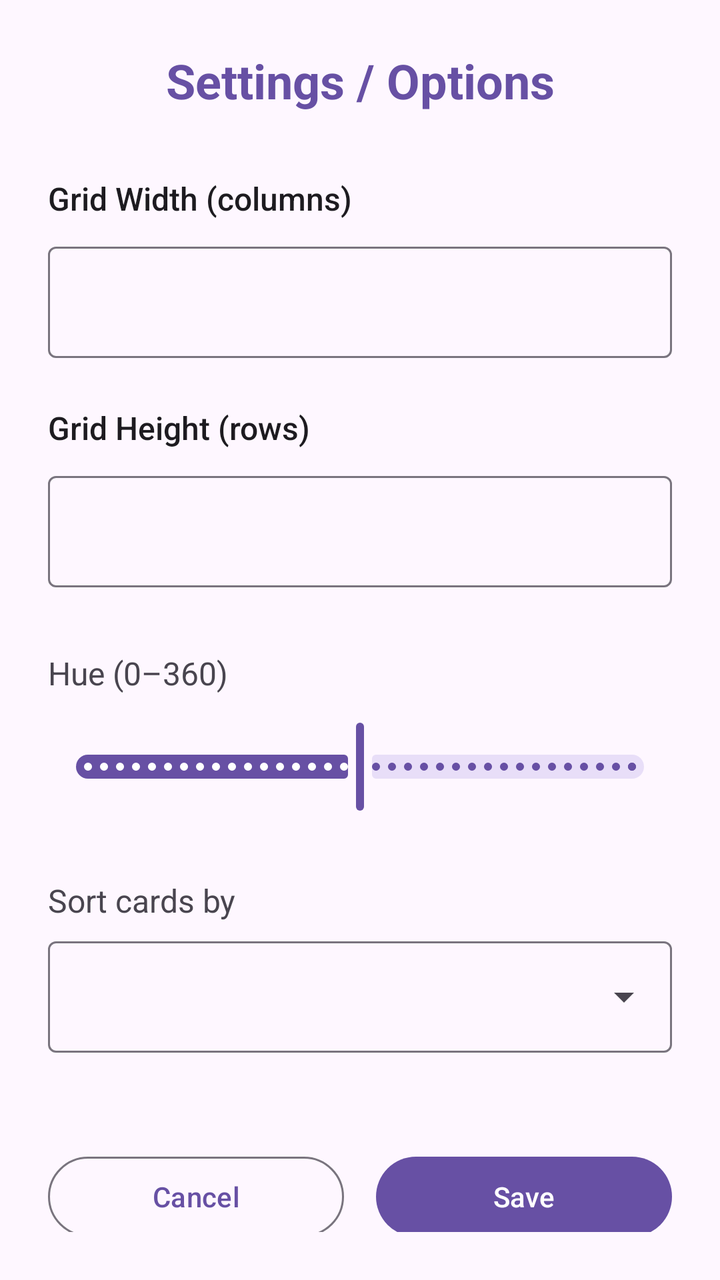
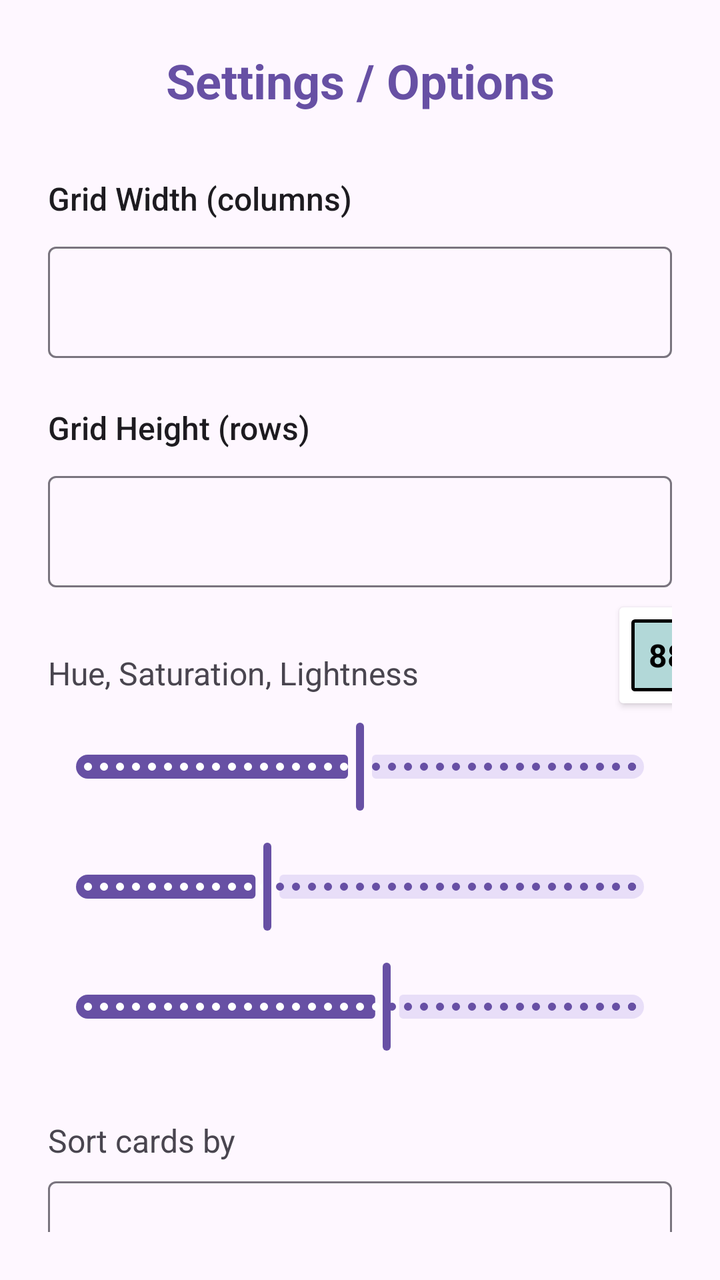

The first picture is an Android layout as it rendered before a commit; the second is the same layout after the commit. The layout source and the unified diff follow.
<!-- AndroidManifest.xml: application theme Theme.BingoApp -->
<!-- res/layout/activity_menu.xml -->
<?xml version="1.0" encoding="utf-8"?>
<androidx.constraintlayout.widget.ConstraintLayout
    xmlns:android="http://schemas.android.com/apk/res/android"
    xmlns:app="http://schemas.android.com/apk/res-auto"
    android:layout_width="match_parent"
    android:layout_height="match_parent"
    android:padding="24dp">

    <TextView
        android:id="@+id/tv_title"
        android:layout_width="wrap_content"
        android:layout_height="wrap_content"
        android:text="Settings / Options"
        android:textSize="24sp"
        android:textStyle="bold"
        android:textColor="?attr/colorPrimary"
        app:layout_constraintTop_toTopOf="parent"
        app:layout_constraintStart_toStartOf="parent"
        app:layout_constraintEnd_toEndOf="parent" />

    
    <TextView
        android:id="@+id/label_width"
        android:layout_width="wrap_content"
        android:layout_height="wrap_content"
        android:layout_marginTop="32dp"
        android:text="Grid Width (columns)"
        android:textSize="16sp"
        android:textColor="?attr/colorOnSurface"
        android:fontFamily="sans-serif-medium"
        app:layout_constraintTop_toBottomOf="@id/tv_title"
        app:layout_constraintStart_toStartOf="parent" />

    <com.google.android.material.textfield.TextInputLayout
        android:id="@+id/til_width"
        android:layout_width="0dp"
        android:layout_height="wrap_content"
        android:layout_marginTop="8dp"
        app:layout_constraintTop_toBottomOf="@id/label_width"
        app:layout_constraintStart_toStartOf="parent"
        app:layout_constraintEnd_toEndOf="parent">

        <com.google.android.material.textfield.TextInputEditText
            android:id="@+id/et_width"
            android:layout_width="match_parent"
            android:layout_height="wrap_content"
            android:inputType="number"
            android:maxLength="3"
            android:imeOptions="actionNext" />
    </com.google.android.material.textfield.TextInputLayout>

    
    <TextView
        android:id="@+id/label_height"
        android:layout_width="wrap_content"
        android:layout_height="wrap_content"
        android:layout_marginTop="24dp"
        android:text="Grid Height (rows)"
        android:textSize="16sp"
        android:textColor="?attr/colorOnSurface"
        android:fontFamily="sans-serif-medium"
        app:layout_constraintTop_toBottomOf="@id/til_width"
        app:layout_constraintStart_toStartOf="parent" />

    <com.google.android.material.textfield.TextInputLayout
        android:id="@+id/til_height"
        android:layout_width="0dp"
        android:layout_height="wrap_content"
        android:layout_marginTop="8dp"
        app:layout_constraintTop_toBottomOf="@id/label_height"
        app:layout_constraintStart_toStartOf="parent"
        app:layout_constraintEnd_toEndOf="parent">

        <com.google.android.material.textfield.TextInputEditText
            android:id="@+id/et_height"
            android:layout_width="match_parent"
            android:layout_height="wrap_content"
            android:inputType="number"
            android:maxLength="3"
            android:imeOptions="actionDone" />
    </com.google.android.material.textfield.TextInputLayout>

    <TextView
        android:id="@+id/tv_hue_label"
        android:layout_width="wrap_content"
        android:layout_height="wrap_content"
        android:layout_marginTop="32dp"
        android:text="Hue (0–360)"
        android:textSize="16sp"
        app:layout_constraintTop_toBottomOf="@id/til_height"
        app:layout_constraintStart_toStartOf="parent" />

    <com.google.android.material.slider.Slider
        android:id="@+id/slider_hue"
        android:layout_width="0dp"
        android:layout_height="wrap_content"
        android:layout_marginTop="12dp"
        android:stepSize="1.0"
        app:tickColorActive="@color/white"
        android:value="180.0"
        android:valueFrom="0.0"
        android:valueTo="360.0"
        app:labelBehavior="floating"
        app:layout_constraintEnd_toEndOf="parent"
        app:layout_constraintHorizontal_bias="0.0"
        app:layout_constraintStart_toStartOf="parent"
        app:layout_constraintTop_toBottomOf="@id/tv_hue_label"
        app:trackHeight="12dp" />

    <TextView
        android:id="@+id/tv_sort_label"
        android:layout_width="wrap_content"
        android:layout_height="wrap_content"
        android:layout_marginTop="32dp"
        android:text="Sort cards by"
        android:textSize="16sp"
        app:layout_constraintTop_toBottomOf="@id/slider_hue"
        app:layout_constraintStart_toStartOf="parent" />

    <com.google.android.material.textfield.TextInputLayout
        android:id="@+id/til_sort"
        android:layout_width="0dp"
        android:layout_height="wrap_content"
        android:layout_marginTop="58dp"
        style="@style/Widget.Material3.TextInputLayout.OutlinedBox.ExposedDropdownMenu"
        app:layout_constraintTop_toBottomOf="@id/slider_hue"
        app:layout_constraintStart_toStartOf="parent"
        app:layout_constraintEnd_toEndOf="parent"
        app:hintEnabled="true"
        app:startIconDrawable="@null">  

        <AutoCompleteTextView
            android:id="@+id/actv_sort"
            android:layout_width="match_parent"
            android:layout_height="wrap_content"
            android:inputType="none"
            android:cursorVisible="false" />
    </com.google.android.material.textfield.TextInputLayout>

    <com.google.android.material.button.MaterialButton
        android:id="@+id/btn_cancel"
        android:layout_width="0dp"
        android:layout_height="wrap_content"
        android:layout_marginTop="48dp"
        android:layout_marginEnd="8dp"
        android:text="Cancel"
        style="@style/Widget.Material3.Button.OutlinedButton"
        app:layout_constraintTop_toBottomOf="@id/til_sort"
        app:layout_constraintStart_toStartOf="parent"
        app:layout_constraintEnd_toStartOf="@id/btn_save"
        app:layout_constraintHorizontal_weight="1" />

    <com.google.android.material.button.MaterialButton
        android:id="@+id/btn_save"
        android:layout_width="0dp"
        android:layout_height="wrap_content"
        android:layout_marginStart="8dp"
        android:text="Save"
        app:layout_constraintTop_toTopOf="@id/btn_cancel"
        app:layout_constraintBottom_toBottomOf="@id/btn_cancel"
        app:layout_constraintStart_toEndOf="@id/btn_cancel"
        app:layout_constraintEnd_toEndOf="parent"
        app:layout_constraintHorizontal_weight="1" />

</androidx.constraintlayout.widget.ConstraintLayout>
<!-- resources referenced by this layout -->
<resources>
  <color name="white">#FFFFFFFF</color>
  <style name="Theme.BingoApp" parent="Base.Theme.BingoApp" />
  <style name="Base.Theme.BingoApp" parent="Theme.Material3.DayNight.NoActionBar">
          
          
      </style>
</resources>

<!-- the commit's change to res/layout/activity_menu.xml (unified diff, before → after) -->
@@ -81,14 +81,32 @@
     </com.google.android.material.textfield.TextInputLayout>
 
     <TextView
-        android:id="@+id/tv_hue_label"
+        android:id="@+id/tv_hsl_label"
         android:layout_width="wrap_content"
         android:layout_height="wrap_content"
         android:layout_marginTop="32dp"
-        android:text="Hue (0–360)"
+        android:text="Hue, Saturation, Lightness"
         android:textSize="16sp"
         app:layout_constraintTop_toBottomOf="@id/til_height"
         app:layout_constraintStart_toStartOf="parent" />
+
+    <androidx.cardview.widget.CardView
+        android:id="@+id/cardview_menu"
+        android:layout_width="48dp"
+        android:layout_height="48dp"
+        android:layout_marginTop="10dp"
+        android:layout_marginLeft="100dp"
+        app:layout_constraintStart_toEndOf="@id/tv_hsl_label"
+        app:layout_constraintTop_toBottomOf="@id/til_height">
+            <FrameLayout style="@style/MiniBingoCell"
+                android:layout_width="match_parent"
+                android:layout_height="match_parent">
+                <TextView android:id="@+id/mini_menu"
+                    android:text="88"
+                    style="@style/MiniBingoCellText"/>
+                <ImageView android:id="@+id/cross_menu" style="@style/MiniBingoCellCross"/>
+            </FrameLayout>
+    </androidx.cardview.widget.CardView>
 
     <com.google.android.material.slider.Slider
         android:id="@+id/slider_hue"
@@ -104,7 +122,41 @@
         app:layout_constraintEnd_toEndOf="parent"
         app:layout_constraintHorizontal_bias="0.0"
         app:layout_constraintStart_toStartOf="parent"
-        app:layout_constraintTop_toBottomOf="@id/tv_hue_label"
+        app:layout_constraintTop_toBottomOf="@id/tv_hsl_label"
+        app:trackHeight="12dp" />
+
+    <com.google.android.material.slider.Slider
+        android:id="@+id/slider_sat"
+        android:layout_width="0dp"
+        android:layout_height="wrap_content"
+        android:layout_marginTop="12dp"
+        android:stepSize="1.0"
+        app:tickColorActive="@color/white"
+        android:value="33.0"
+        android:valueFrom="0.0"
+        android:valueTo="100.0"
+        app:labelBehavior="floating"
+        app:layout_constraintEnd_toEndOf="parent"
+        app:layout_constraintHorizontal_bias="0.0"
+        app:layout_constraintStart_toStartOf="parent"
+        app:layout_constraintTop_toBottomOf="@id/slider_hue"
+        app:trackHeight="12dp" />
+
+    <com.google.android.material.slider.Slider
+        android:id="@+id/slider_lig"
+        android:layout_width="0dp"
+        android:layout_height="wrap_content"
+        android:layout_marginTop="12dp"
+        android:stepSize="1.0"
+        app:tickColorActive="@color/white"
+        android:value="55.0"
+        android:valueFrom="0.0"
+        android:valueTo="100.0"
+        app:labelBehavior="floating"
+        app:layout_constraintEnd_toEndOf="parent"
+        app:layout_constraintHorizontal_bias="0.0"
+        app:layout_constraintStart_toStartOf="parent"
+        app:layout_constraintTop_toBottomOf="@id/slider_sat"
         app:trackHeight="12dp" />
 
     <TextView
@@ -114,7 +166,7 @@
         android:layout_marginTop="32dp"
         android:text="Sort cards by"
         android:textSize="16sp"
-        app:layout_constraintTop_toBottomOf="@id/slider_hue"
+        app:layout_constraintTop_toBottomOf="@id/slider_lig"
         app:layout_constraintStart_toStartOf="parent" />
 
     <com.google.android.material.textfield.TextInputLayout
@@ -123,7 +175,7 @@
         android:layout_height="wrap_content"
         android:layout_marginTop="58dp"
         style="@style/Widget.Material3.TextInputLayout.OutlinedBox.ExposedDropdownMenu"
-        app:layout_constraintTop_toBottomOf="@id/slider_hue"
+        app:layout_constraintTop_toBottomOf="@id/slider_lig"
         app:layout_constraintStart_toStartOf="parent"
         app:layout_constraintEnd_toEndOf="parent"
         app:hintEnabled="true"
<!-- resource entries referenced after the edit -->
@@ -1,7 +1,56 @@
 <!-- resources referenced by this layout -->
 <resources>
   <color name="white">#FFFFFFFF</color>
+  <style name="MiniBingoCell">
+          <item name="android:layout_width">0dp</item>
+          <item name="android:layout_height">0dp</item>
+          <item name="android:layout_columnWeight">1</item>
+          <item name="android:layout_rowWeight">1</item>
+          <item name="android:layout_margin">6dp</item>
+          <item name="android:gravity">center</item>
+          <item name="android:textSize">16sp</item>
+          <item name="android:textStyle">bold</item>
+          <item name="android:textColor">#000000</item>
+          <item name="android:background">@drawable/mini_cell_border</item>
+      </style>
+  <style name="MiniBingoCellCross">
+          <item name="android:layout_width">match_parent</item>
+          <item name="android:layout_height">match_parent</item>
+          <item name="android:layout_gravity">center</item>
+          <item name="android:src">@drawable/ic_cross_overlay</item>
+          <item name="android:visibility">gone</item>
+          <item name="android:scaleType">centerInside</item>
+          <item name="android:alpha">0.5</item>
+      </style>
+  <style name="MiniBingoCellText">
+          <item name="android:layout_width">match_parent</item>
+          <item name="android:layout_height">match_parent</item>
+          <item name="android:gravity">center</item>
+          <item name="android:textSize">16sp</item>
+          <item name="android:textStyle">bold</item>
+          <item name="android:textColor">#000000</item>
+      </style>
   <style name="Theme.BingoApp" parent="Base.Theme.BingoApp" />
+  <!-- drawable mini_cell_border (drawable) -->
+  <?xml version="1.0" encoding="utf-8"?>
+  <shape xmlns:android="http://schemas.android.com/apk/res/android">
+  <solid android:color="#b2d8d8" />
+  <stroke
+      android:width="1.5dp"
+      android:color="#000000" />      
+  <corners android:radius="1dp" />
+  <padding android:left="2dp" android:top="2dp" android:right="2dp" android:bottom="2dp"/>
+  </shape>
+  <!-- drawable ic_cross_overlay (drawable) -->
+  <vector xmlns:android="http://schemas.android.com/apk/res/android"
+      android:width="48dp"
+      android:height="48dp"
+      android:viewportWidth="24"
+      android:viewportHeight="24">
+      <path
+          android:fillColor="#FF4444"
+          android:pathData="M19,6.41L17.59,5 12,10.59 6.41,5 5,6.41 10.59,12 5,17.59 6.41,19 12,13.41 17.59,19 19,17.59 13.41,12z"/>
+  </vector>
   <style name="Base.Theme.BingoApp" parent="Theme.Material3.DayNight.NoActionBar">
           
           
